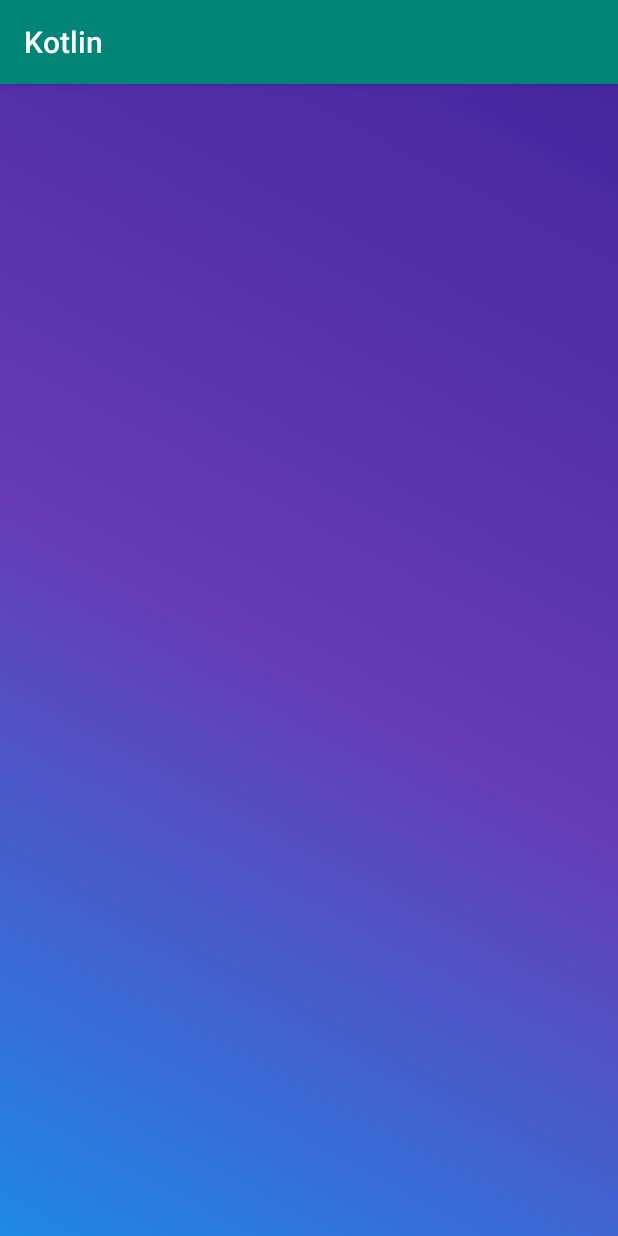
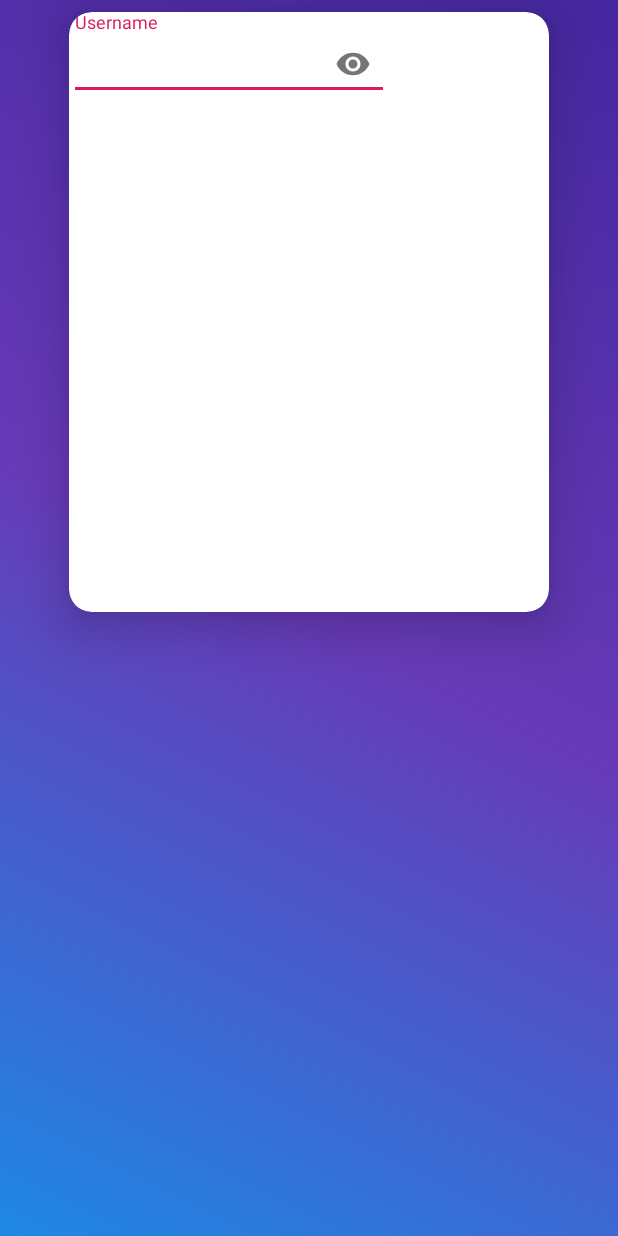
Before and after one commit to aldyarief/Kotlin, an Android app: the Dashboard screen opened directly, with no data from a screen before it, on a phone screen of 412 x 824 dp. Run offline under Robolectric (Android 15) with nearby library versions, the phone set to English and light mode, and no system bars.

Commit message:
tampilan login

```diff
--- a/app/src/main/res/layout/activity_dashboard.xml
+++ b/app/src/main/res/layout/activity_dashboard.xml
@@ -1,10 +1,39 @@
 <?xml version="1.0" encoding="utf-8"?>
 <androidx.constraintlayout.widget.ConstraintLayout xmlns:android="http://schemas.android.com/apk/res/android"
+    xmlns:tools="http://schemas.android.com/tools"
     xmlns:app="http://schemas.android.com/apk/res-auto"
-    xmlns:tools="http://schemas.android.com/tools"
     android:layout_width="match_parent"
     android:layout_height="match_parent"
     android:background="@drawable/bggradient"
     tools:context=".Dashboard">
+    <com.google.android.material.card.MaterialCardView
+        android:layout_width="320dp"
+        android:layout_height="400dp"
+        app:layout_constraintStart_toStartOf="parent"
+        app:layout_constraintEnd_toEndOf="parent"
+        app:layout_constraintTop_toTopOf="parent"
+        android:layout_marginTop="8dp"
+        android:layout_marginBottom="8dp"
+        app:layout_constraintBottom_toTopOf="@+id/btnLogin"
+        app:cardCornerRadius="15dp"
+        app:cardElevation="20dp"
+        app:layout_constraintVertical_bias="0.781"
+        android:clickable="true">
+        <com.google.android.material.textfield.TextInputLayout
+            android:id="@+id/username_text_input_layout"
+            app:passwordToggleEnabled="true"
+            android:layout_width="match_parent"
+            android:layout_height="wrap_content">
 
+            <EditText
+                android:id="@+id/etUsername"
+                android:layout_width="wrap_content"
+                android:layout_height="wrap_content"
+                android:layout_centerHorizontal="true"
+                android:layout_centerVertical="true"
+                android:ems="10"
+                android:inputType="textPassword"
+                android:hint="Username" />
+        </com.google.android.material.textfield.TextInputLayout>
+    </com.google.android.material.card.MaterialCardView>
 </androidx.constraintlayout.widget.ConstraintLayout>
--- a/app/src/main/res/values/styles.xml
+++ b/app/src/main/res/values/styles.xml
@@ -1,7 +1,7 @@
 <resources>
 
     <!-- Base application theme. -->
-    <style name="AppTheme" parent="Theme.AppCompat.Light.DarkActionBar">
+    <style name="AppTheme" parent="Theme.AppCompat.Light.NoActionBar">
         <!-- Customize your theme here. -->
         <item name="colorPrimary">@color/colorPrimary</item>
         <item name="colorPrimaryDark">@color/colorPrimaryDark</item>
--- a/build.gradle
+++ b/build.gradle
@@ -8,7 +8,7 @@ buildscript {
 
     }
     dependencies {
-        classpath 'com.android.tools.build:gradle:3.5.3'
+        classpath 'com.android.tools.build:gradle:4.0.0'
         classpath "org.jetbrains.kotlin:kotlin-gradle-plugin:$kotlin_version"
         // NOTE: Do not place your application dependencies here; they belong
         // in the individual module build.gradle files
```
Also changed, not shown: app/build.gradle (+6 -6 lines), app/src/main/java/com/example/kotlin/Login.kt (+4 -14 lines), app/src/main/res/layout/activity_login.xml (+133 -58 lines), gradle/wrapper/gradle-wrapper.properties.
